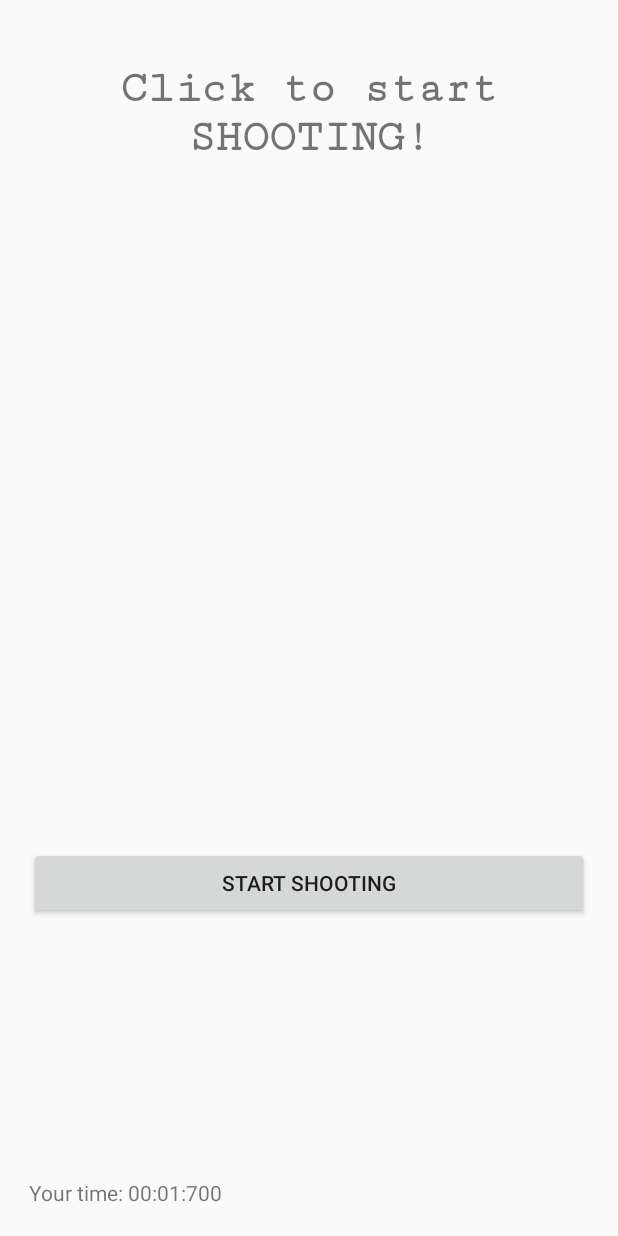
After one commit to kortos86/7Zamachow, an Android app: the layout activity_shooting_game.xml on its own in the app's theme, with its tools: preview values and no code run, on a phone screen of 412 x 824 dp. The commit adds this screen. Run offline under Robolectric (Android 15) with nearby library versions, the phone set to English and light mode, and no system bars.

Commit message:
Added shooting game

```diff
--- a/app/src/main/java/com/artpi/games/a7zamachow/MainActivity.java
+++ b/app/src/main/java/com/artpi/games/a7zamachow/MainActivity.java
@@ -45,4 +45,10 @@ public class MainActivity extends AppCompatActivity {
         MainActivity.this.startActivity(myIntent);
     }
 
+    public void shootingOnClick (View V) {
+        Intent myIntent = new Intent(MainActivity.this, ShootingGame.class);
+        //myIntent.putExtra("key", value);
+        MainActivity.this.startActivity(myIntent);
+    }
+
 }
--- /dev/null
+++ b/app/src/main/java/com/artpi/games/a7zamachow/ShootingLayout.java
@@ -0,0 +1,335 @@
+package com.artpi.games.a7zamachow;
+
+import android.animation.AnimatorSet;
+import android.animation.ObjectAnimator;
+import android.app.Activity;
+import android.content.Context;
+import android.content.DialogInterface;
+import android.content.res.Resources;
+import android.graphics.Bitmap;
+import android.graphics.BitmapFactory;
+import android.graphics.Color;
+import android.os.Handler;
+import android.support.v7.app.AlertDialog;
+import android.util.AttributeSet;
+import android.util.Log;
+import android.util.TypedValue;
+import android.view.View;
+import android.view.animation.AlphaAnimation;
+import android.view.animation.Animation;
+import android.view.animation.TranslateAnimation;
+import android.widget.Button;
+import android.widget.ImageView;
+import android.widget.RelativeLayout;
+
+import java.lang.reflect.Field;
+import java.lang.reflect.InvocationTargetException;
+import java.util.Arrays;
+import java.util.Collections;
+import java.util.Comparator;
+import java.util.List;
+import java.util.Map;
+import java.util.Random;
+
+public class ShootingLayout extends RelativeLayout implements View.OnClickListener {
+
+    private int mColumn=5;
+    private int mPadding; // the edge distance
+    private int mMargin=3;// the distance between pieces
+    private ImageView[] mItems;
+    private int mItemWidth;
+    private int win = 0;
+    private int[] targetsArray;
+    private Bitmap mBitmap; //the picture for the game
+    private Bitmap blankBitmap;
+    private Bitmap targetBitmap;
+    private List<ImagePiece> mItemsBitmaps;
+    private ImagePiece[] visibleBitmaps;
+    private boolean once;
+    private int mWidth;//the width of the container
+    private int mHeight;//the width of the container
+    Button shuffleButton;
+    private boolean blocked = false;
+    Random random = new Random();
+
+
+    Stopwatch stopwatch = new Stopwatch();
+
+
+    public ShootingLayout(Context context) {
+        this(context,null);
+    }
+
+    public ShootingLayout(Context context, AttributeSet attrs) {
+        this(context, attrs,0);
+    }
+
+    public ShootingLayout(Context context, AttributeSet attrs, int defStyle) {
+        super(context, attrs, defStyle);
+        init();
+    }
+    public void init(){
+        mMargin= (int) TypedValue.applyDimension(TypedValue.COMPLEX_UNIT_DIP,3,
+                getResources().getDisplayMetrics());
+        mPadding=min(getPaddingLeft(),getPaddingRight(),getPaddingBottom(),getPaddingTop());
+    }
+
+    @Override
+    protected void onMeasure(int widthMeasureSpec, int heightMeasureSpec) {
+        super.onMeasure(widthMeasureSpec, heightMeasureSpec);
+        mWidth= Math.min(getMeasuredHeight(),getMeasuredWidth());
+        mHeight= Math.max(getMeasuredHeight(),getMeasuredWidth());
+        if (!once){
+            initBitmap();//cut the image,order it
+            initItem();
+            once=true;
+        }
+        setMeasuredDimension(mWidth,mHeight);
+    }
+
+    private void initBitmap(){
+        if (mBitmap==null){
+            mBitmap= BitmapFactory.decodeResource(getResources(), R.drawable.bomb);
+
+        }
+
+        blankBitmap = BitmapFactory.decodeResource(getResources(), R.drawable.notarget);
+        targetBitmap = BitmapFactory.decodeResource(getResources(), R.drawable.target);
+        mItemsBitmaps = ImageSpliter.splitimage(mBitmap,mColumn);
+        visibleBitmaps= new ImagePiece[mColumn*mColumn];
+        targetsArray= new int[mColumn];
+        for (int i=0; i < mColumn ; i++)
+        {
+            targetsArray[i] = 0;
+        }
+
+    }
+
+
+    private void initItem(){
+        mItemWidth=(mWidth-mPadding*2-mMargin*(mColumn-1))/mColumn;
+        mItems= new ImageView[mColumn*mColumn];
+
+        Log.w("MemoryLayout", "Image array length: " + mItems.length);
+        //implement item,and set rule
+        for (int i=0;i<mItems.length;i++){
+            ImageView item= new ImageView(getContext());
+            item.setOnClickListener(this);
+
+            item.setImageBitmap(blankBitmap);
+            mItems[i]=item;
+            item.setId(i+1);
+            //save the index in the tag
+            item.setTag(i);
+            LayoutParams lp=new LayoutParams(mItemWidth,mItemWidth);
+
+            //not the last column, set rightmagin
+            if ((i+1)%mColumn!=0){
+                //lp.rightMargin=mMargin;
+            }
+            //not the first column，leftmagin
+            if (i%mColumn!=0){
+                //lp.addRule(RelativeLayout.RIGHT_OF,mItems[i-1].getId());
+            }
+            //if not the first row
+            if ((i+1)>mColumn){
+                lp.topMargin=mMargin;
+                lp.addRule(RelativeLayout.BELOW,mItems[i-mColumn].getId());
+                addView(item,lp);
+            }
+
+            if(i==0) {
+                addView(item, lp);
+            }
+
+
+        }
+
+
+        shuffleButton = new Button(getContext());
+        shuffleButton.setOnClickListener(this);
+        LayoutParams rl = new LayoutParams(LayoutParams.MATCH_PARENT, LayoutParams.WRAP_CONTENT);
+        //rl.addRule(RelativeLayout.BELOW,mItems[6].getId());
+        rl.addRule(RelativeLayout.BELOW,mItems[20].getId());
+        rl.topMargin = 50;
+        shuffleButton.setLayoutParams(rl);
+
+        shuffleButton.setText("Start Shooting");
+        addView(shuffleButton,rl);
+
+        LayoutParams rl1 = new LayoutParams(LayoutParams.MATCH_PARENT, LayoutParams.WRAP_CONTENT);
+        rl1.addRule(RelativeLayout.ALIGN_PARENT_BOTTOM);
+        addView(stopwatch.getStopWatch(getContext()),rl1);
+
+        stopwatch.start();
+
+    }
+
+    private int min(int... params){
+        int min=params[0];
+        for (int param:params){
+            if(param<min){
+                min=param;
+            }
+        }
+        return 0;
+    }
+
+    private ImageView mFirst;
+    private ImageView mSecond;
+
+    @Override
+    public void onClick(View view) {
+        //click the same image piece at the same time
+        Log.w("PuzzleLayout", "onClick Called");
+
+        if (view instanceof Button) {
+            if (shuffleButton == (Button) view) {
+                Log.w("PuzzleLayout", "Shuffle button onClick");
+                placeTargets(mColumn);
+            }
+        }
+        else {
+
+            mFirst = (ImageView) view;
+
+            int tag;
+            tag = (int) view.getTag();
+            Log.w("PuzzleLayout", "View onClick. Tag: " + tag);
+
+            if (tag == 111) {
+                Log.w("MemoryLayout", "onClick locked");
+                //mFirst.setImageBitmap(blankBitmap);
+
+                Animation fadeOut = new AlphaAnimation(1, 0);
+                fadeOut.setDuration(500);
+
+                fadeOut.setAnimationListener(new Animation.AnimationListener() {
+                    public void onAnimationStart(Animation anim)
+                    {
+                    };
+                    public void onAnimationRepeat(Animation anim)
+                    {
+                    };
+                    public void onAnimationEnd(Animation anim)
+                    {
+                        mFirst.setImageBitmap(blankBitmap);
+                    };
+                });
+
+                mFirst.startAnimation(fadeOut);
+                mFirst.setTag(222);
+                win++;
+                checkWin();
+            }
+        }
+    }
+
+    private void placeTargets( int targets ) {
+
+        for (int i = 0; i < targets; i++) {
+            mItems[targetsArray[i]].setImageBitmap(blankBitmap);
+        }
+
+        int target = 0;
+
+        for (int i = 0; i < targets; i++) {
+            targetsArray[i] = target;
+            mItems[target].setImageBitmap(targetBitmap);
+            mItems[target].setTag(111);
+
+            int duration;
+            int delay;
+            ObjectAnimator animation;
+            AlphaAnimation alphaAnimation = new AlphaAnimation(0,1);
+
+
+            if(i%2 == 0)
+            {
+                mItems[target].setX(0 - mItems[target].getWidth());
+                animation = ObjectAnimator.ofFloat(mItems[target], "x", mItems[target].getX() + getWidth() +  mItems[target].getWidth());
+                duration = random.nextInt(2500 - 1800) + 1800;
+                delay = random.nextInt(200 - 0) + 0;
+            }
+            else {
+                mItems[target].setX(getWidth() + mItems[target].getWidth());
+                animation = ObjectAnimator.ofFloat(mItems[target], "x", mItems[target].getX() - getWidth() -  mItems[target].getWidth());
+                duration = random.nextInt(1800 - 1000) + 1000;
+                delay = random.nextInt(200 - 0) + 0;
+            }
+
+            Log.w("ShootingLayout", "Duration: " + duration + " Delay: " + delay);
+
+            animation.setDuration(duration);
+            animation.setStartDelay(delay);
+            animation.setRepeatCount(animation.INFINITE);
+            animation.setRepeatMode(animation.REVERSE);
+
+            mItems[target].startAnimation(alphaAnimation);
+            animation.start();
+
+            target = target +5;
+
+            Log.w("ShootingLayout", "Random target position: " + target);
+        }
+
+    }
+
+
+    private void checkWin() {
+
+        if (win == 5)
+        {
+            AlertDialog.Builder dlgAlert  = new AlertDialog.Builder(getContext());
+            dlgAlert.setMessage("Congratulations! You have completed the ShootingGame! ");
+            dlgAlert.setTitle("Great Job!");
+            dlgAlert.setPositiveButton("Ok",
+                    new DialogInterface.OnClickListener() {
+                        public void onClick(DialogInterface dialog, int which) {
+                            //dismiss the dialog
+                            try {
+                                getActivity().finish();
+                            } catch (ClassNotFoundException e) {
+                                e.printStackTrace();
+                            } catch (NoSuchMethodException e) {
+                                e.printStackTrace();
+                            } catch (NoSuchFieldException e) {
+                                e.printStackTrace();
+                            } catch (IllegalAccessException e) {
+                                e.printStackTrace();
+                            } catch (InvocationTargetException e) {
+                                e.printStackTrace();
+                            }
+                        }
+                    });
+            dlgAlert.setCancelable(true);
+            dlgAlert.create().show();
+        }
+
+    }
+
+    public static Activity getActivity() throws ClassNotFoundException, NoSuchMethodException, NoSuchFieldException, InvocationTargetException, IllegalAccessException {
+        Class activityThreadClass = Class.forName("android.app.ActivityThread");
+        Object activityThread = activityThreadClass.getMethod("currentActivityThread").invoke(null);
+        Field activitiesField = activityThreadClass.getDeclaredField("mActivities");
+        activitiesField.setAccessible(true);
+
+        Map<Object, Object> activities = (Map<Object, Object>) activitiesField.get(activityThread);
+        if(activities == null)
+            return null;
+
+        for (Object activityRecord : activities.values()) {
+            Class activityRecordClass = activityRecord.getClass();
+            Field pausedField = activityRecordClass.getDeclaredField("paused");
+            pausedField.setAccessible(true);
+            if (!pausedField.getBoolean(activityRecord)) {
+                Field activityField = activityRecordClass.getDeclaredField("activity");
+                activityField.setAccessible(true);
+                Activity activity = (Activity) activityField.get(activityRecord);
+                return activity;
+            }
+        }
+        return null;
+    }
+
+}
--- /dev/null
+++ b/app/src/main/res/layout/activity_shooting_game.xml
@@ -0,0 +1,39 @@
+<RelativeLayout xmlns:android="http://schemas.android.com/apk/res/android"
+    xmlns:tools="http://schemas.android.com/tools"
+    android:layout_width="match_parent"
+    android:layout_height="match_parent"
+    android:paddingLeft="@dimen/activity_horizontal_margin"
+    android:paddingRight="@dimen/activity_horizontal_margin"
+    android:paddingTop="@dimen/activity_vertical_margin"
+    android:paddingBottom="@dimen/activity_vertical_margin"
+    tools:context=".ShootingGame"
+    android:layout_weight="1">
+
+    <com.artpi.games.a7zamachow.ShootingLayout
+        android:layout_width="match_parent"
+        android:layout_height="match_parent"
+        android:padding="3dp"
+        android:id="@+id/shootingLayout"
+        android:layout_weight="80"
+        android:layout_marginTop="42dp"
+        android:layout_below="@+id/textView"
+        android:layout_alignParentLeft="true"
+        android:layout_alignParentStart="true" />
+
+    <TextView
+        android:text="Click to start SHOOTING!"
+        android:layout_width="match_parent"
+        android:id="@+id/textView"
+        android:layout_height="wrap_content"
+        android:textStyle="bold"
+        android:elegantTextHeight="false"
+        android:fontFamily="serif-monospace"
+        android:textSize="30sp"
+        android:layout_weight="20"
+        android:layout_marginTop="26dp"
+        android:layout_alignParentTop="true"
+        android:layout_alignParentLeft="true"
+        android:layout_alignParentStart="true"
+        android:textAlignment="center" />
+
+</RelativeLayout>
--- a/build.gradle
+++ b/build.gradle
@@ -5,7 +5,7 @@ buildscript {
         jcenter()
     }
     dependencies {
-        classpath 'com.android.tools.build:gradle:2.2.1'
+        classpath 'com.android.tools.build:gradle:2.2.2'
 
         // NOTE: Do not place your application dependencies here; they belong
         // in the individual module build.gradle files
```
Also changed, not shown: app/src/main/AndroidManifest.xml (+9 -0 lines), app/src/main/java/com/artpi/games/a7zamachow/ShootingGame.java (added, +44 -0 lines), app/src/main/java/com/artpi/games/a7zamachow/ShootingView.java (added, +35 -0 lines), app/src/main/res/layout/content_main.xml (+14 -6 lines), app/src/main/res/drawable/notarget.png (added), app/src/main/res/drawable/target.png (added).
